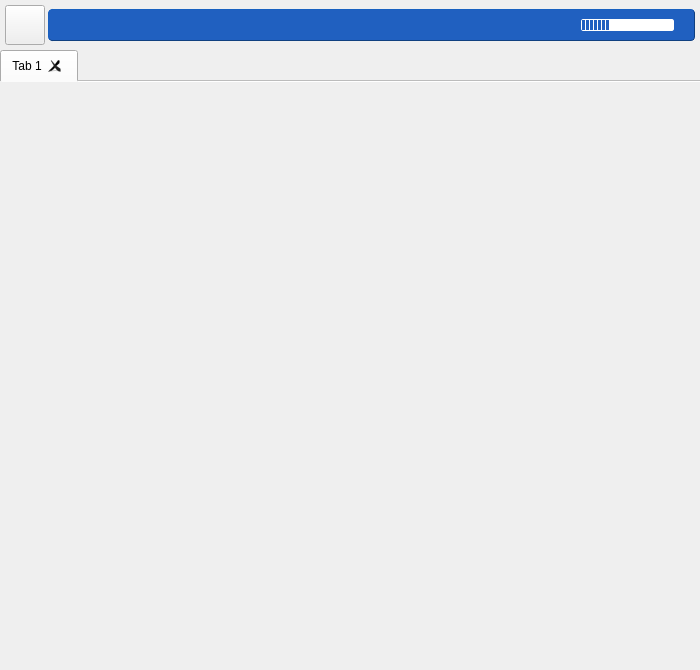
First picture: the form in resources/server_tools.ui, repository pol51/blink-qt, before the edit.
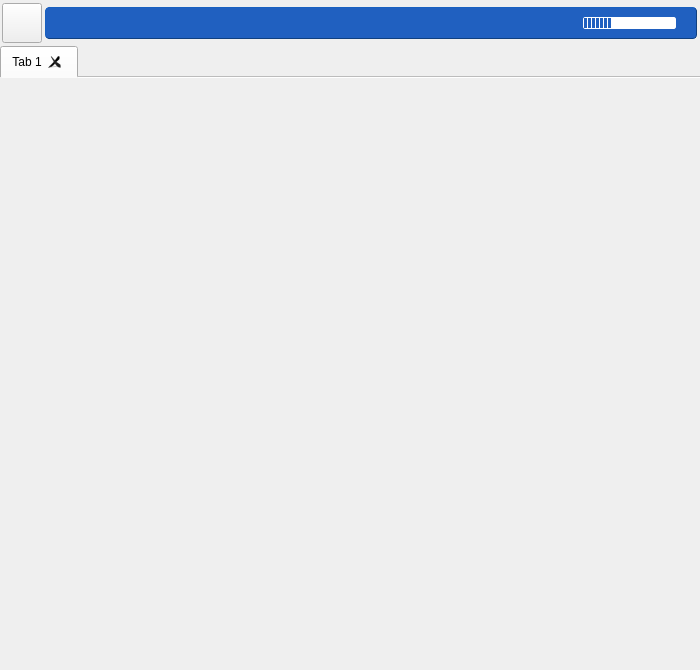
Second picture: the form after the edit. Icons and pictures are not drawn. Custom widgets are drawn as their Qt base class.

Commit message:
Adjusted layout margins
Ignore-this: 9f766c07fd95d27bb4a7dc5be8a0bbb

darcs-hash:20121119172737-b22ec-e76b828c287fb7784145ef0fea6f87a954ff8d6d

The edit to the form file:
```diff
--- a/resources/server_tools.ui
+++ b/resources/server_tools.ui
@@ -30,8 +30,17 @@
       <property name="spacing">
        <number>3</number>
       </property>
-      <property name="margin">
-       <number>5</number>
+      <property name="leftMargin">
+       <number>2</number>
+      </property>
+      <property name="topMargin">
+       <number>3</number>
+      </property>
+      <property name="rightMargin">
+       <number>3</number>
+      </property>
+      <property name="bottomMargin">
+       <number>3</number>
       </property>
       <item>
        <widget class="ToolButton" name="account_button">
```
